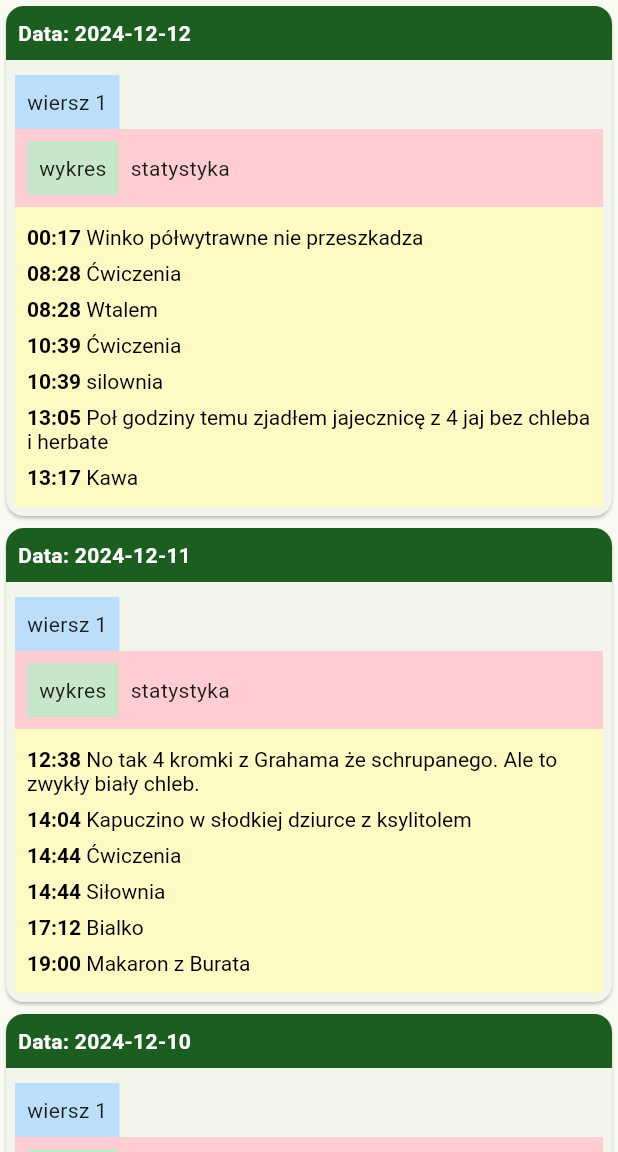
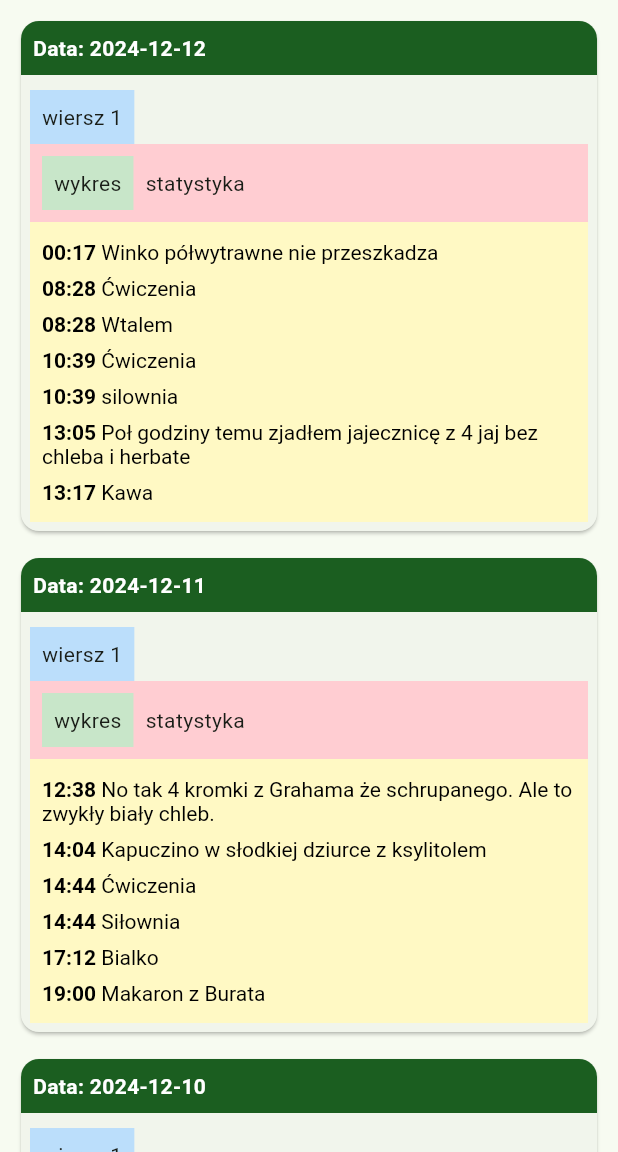
Before and after one commit to krzyjez/libre_cgm_analyzer, a Flutter app: the screen it shows after launch, after a tap on the "bug report" icon, on a phone screen of 412 x 824 dp, the part 84-1236 px from its top. Run offline on Flutter 3.47's test engine with Material 3 defaults, Android fonts, the phone set to English and light mode, and no system bars; missing offline and left inert: dart:html.

Commit message:
są już komentarze w karcie - z marginesami

```diff
--- a/lib/day_card.dart
+++ b/lib/day_card.dart
@@ -7,7 +7,10 @@ class DayCardBuilder {
   ///
   /// Zawiera nagłówek z datą i obszar roboczy z trzema wierszami.
   static Widget buildDayCard(Day day) {
-    return Card(
+    return Padding(
+      padding: const EdgeInsets.only(
+          left: 10.0, top: 10.0, right: 10.0, bottom: 0.0),
+      child: Card(
         shape: RoundedRectangleBorder(
           borderRadius: BorderRadius.circular(12.0),
         ),
@@ -21,6 +24,7 @@ class DayCardBuilder {
             // Obszar roboczy
             _buildWorkingArea(day),
           ],
+        ),
       ),
     );
   }
```
Lines whose indentation alone changed are shown as unchanged.
